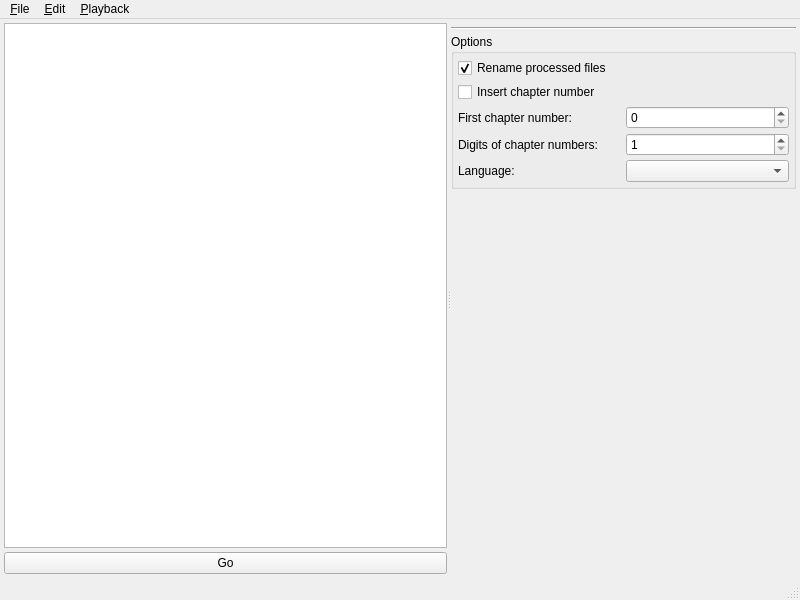
Before: the Qt Designer form AudioBooQer/ui/forms/WMainWindow.ui in CaSchmidt/AudioBooQer, drawn with Qt 5.
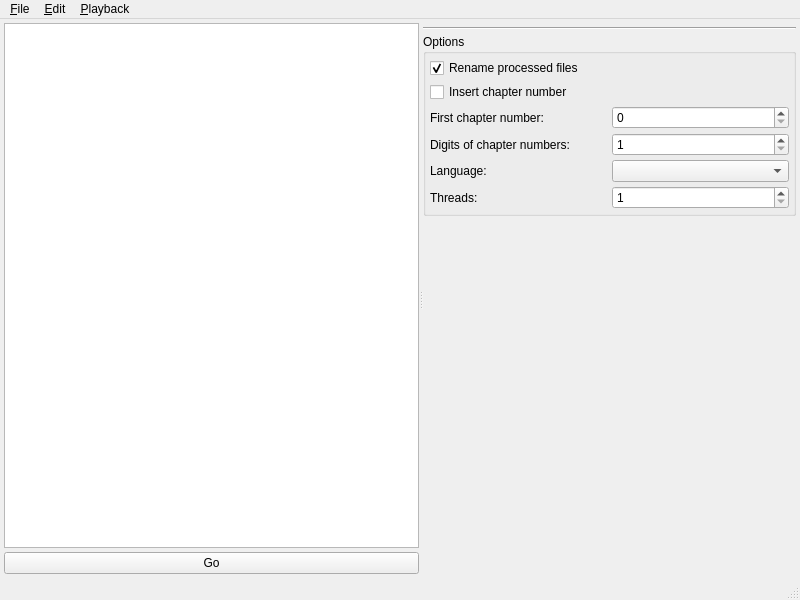
After: the same form once the commit is applied. Custom widgets are drawn as their Qt base class.

Commit message: User may set the number of threads to use when encoding the output.

```diff
--- a/AudioBooQer/ui/forms/WMainWindow.ui
+++ b/AudioBooQer/ui/forms/WMainWindow.ui
@@ -14,7 +14,7 @@
    <string>AudioBooQer</string>
   </property>
   <widget class="QWidget" name="centralwidget">
-   <layout class="QVBoxLayout" name="verticalLayout_4">
+   <layout class="QVBoxLayout" name="verticalLayout_3">
     <property name="spacing">
      <number>4</number>
     </property>
@@ -70,8 +70,8 @@
         </item>
        </layout>
       </widget>
-      <widget class="QWidget" name="layoutWidget">
-       <layout class="QVBoxLayout" name="verticalLayout_3">
+      <widget class="QWidget" name="">
+       <layout class="QVBoxLayout" name="verticalLayout">
         <property name="spacing">
          <number>4</number>
         </property>
@@ -90,10 +90,7 @@
           <property name="title">
            <string>Options</string>
           </property>
-          <layout class="QVBoxLayout" name="verticalLayout">
-           <property name="spacing">
-            <number>4</number>
-           </property>
+          <layout class="QGridLayout" name="gridLayout">
            <property name="leftMargin">
             <number>4</number>
            </property>
@@ -106,7 +103,10 @@
            <property name="bottomMargin">
             <number>4</number>
            </property>
-           <item>
+           <property name="spacing">
+            <number>4</number>
+           </property>
+           <item row="0" column="0" colspan="2">
             <widget class="QCheckBox" name="renameCheck">
              <property name="text">
               <string>Rename processed files</string>
@@ -116,26 +116,21 @@
              </property>
             </widget>
            </item>
-           <item>
+           <item row="1" column="0" colspan="2">
             <widget class="QCheckBox" name="chapterNoCheck">
              <property name="text">
               <string>Insert chapter number</string>
              </property>
             </widget>
            </item>
-           <item>
-            <layout class="QHBoxLayout" name="horizontalLayout_2">
-             <property name="spacing">
-              <number>4</number>
-             </property>
-             <item>
+           <item row="2" column="0">
               <widget class="QLabel" name="label">
                <property name="text">
                 <string>First chapter number:</string>
                </property>
               </widget>
              </item>
-             <item>
+           <item row="2" column="1">
               <widget class="QSpinBox" name="firstChapterSpin">
                <property name="minimum">
                 <number>0</number>
@@ -145,21 +140,14 @@
                </property>
               </widget>
              </item>
-            </layout>
-           </item>
-           <item>
-            <layout class="QHBoxLayout" name="horizontalLayout">
-             <property name="spacing">
-              <number>4</number>
-             </property>
-             <item>
+           <item row="3" column="0">
               <widget class="QLabel" name="label_2">
                <property name="text">
                 <string>Digits of chapter numbers:</string>
                </property>
               </widget>
              </item>
-             <item>
+           <item row="3" column="1">
               <widget class="QSpinBox" name="numberWidthSpin">
                <property name="minimum">
                 <number>1</number>
@@ -169,24 +157,32 @@
                </property>
               </widget>
              </item>
-            </layout>
-           </item>
-           <item>
-            <layout class="QHBoxLayout" name="horizontalLayout_3">
-             <property name="spacing">
-              <number>4</number>
-             </property>
-             <item>
+           <item row="4" column="0">
               <widget class="QLabel" name="label_3">
                <property name="text">
                 <string>Language:</string>
                </property>
               </widget>
              </item>
-             <item>
+           <item row="4" column="1">
               <widget class="QComboBox" name="languageCombo"/>
              </item>
-            </layout>
+           <item row="5" column="0">
+            <widget class="QLabel" name="label_4">
+             <property name="text">
+              <string>Threads:</string>
+             </property>
+            </widget>
+           </item>
+           <item row="5" column="1">
+            <widget class="QSpinBox" name="threadSpin">
+             <property name="minimum">
+              <number>1</number>
+             </property>
+             <property name="maximum">
+              <number>256</number>
+             </property>
+            </widget>
            </item>
           </layout>
          </widget>
```
Left out of the diff: 1 changed line with no effect on the pictures. Lines whose indentation alone changed are shown as unchanged. The commit also changes 1 other file.
